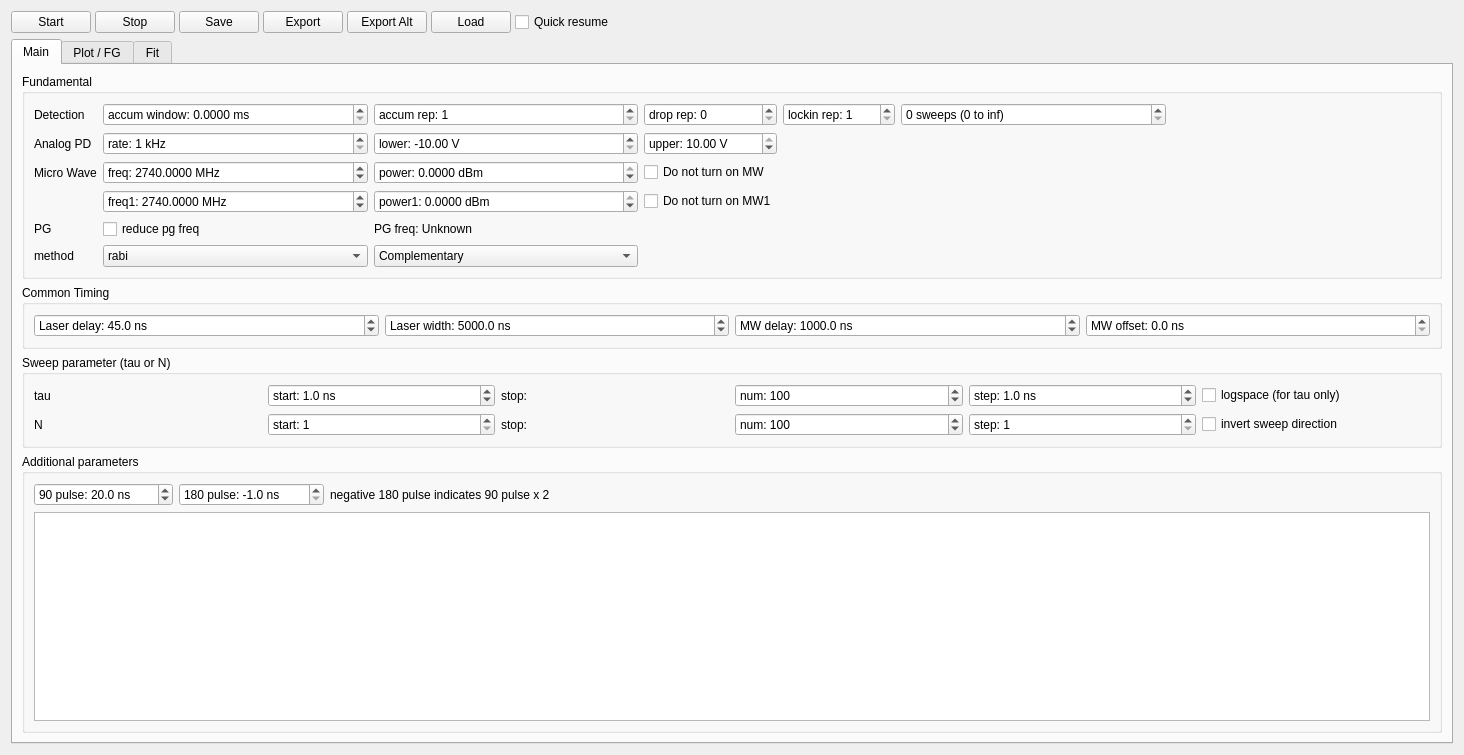
Qt form pkgs/mahos-dq/src/mahos_dq/gui/ui/spodmr.ui (ktahar/mahos) before a commit.
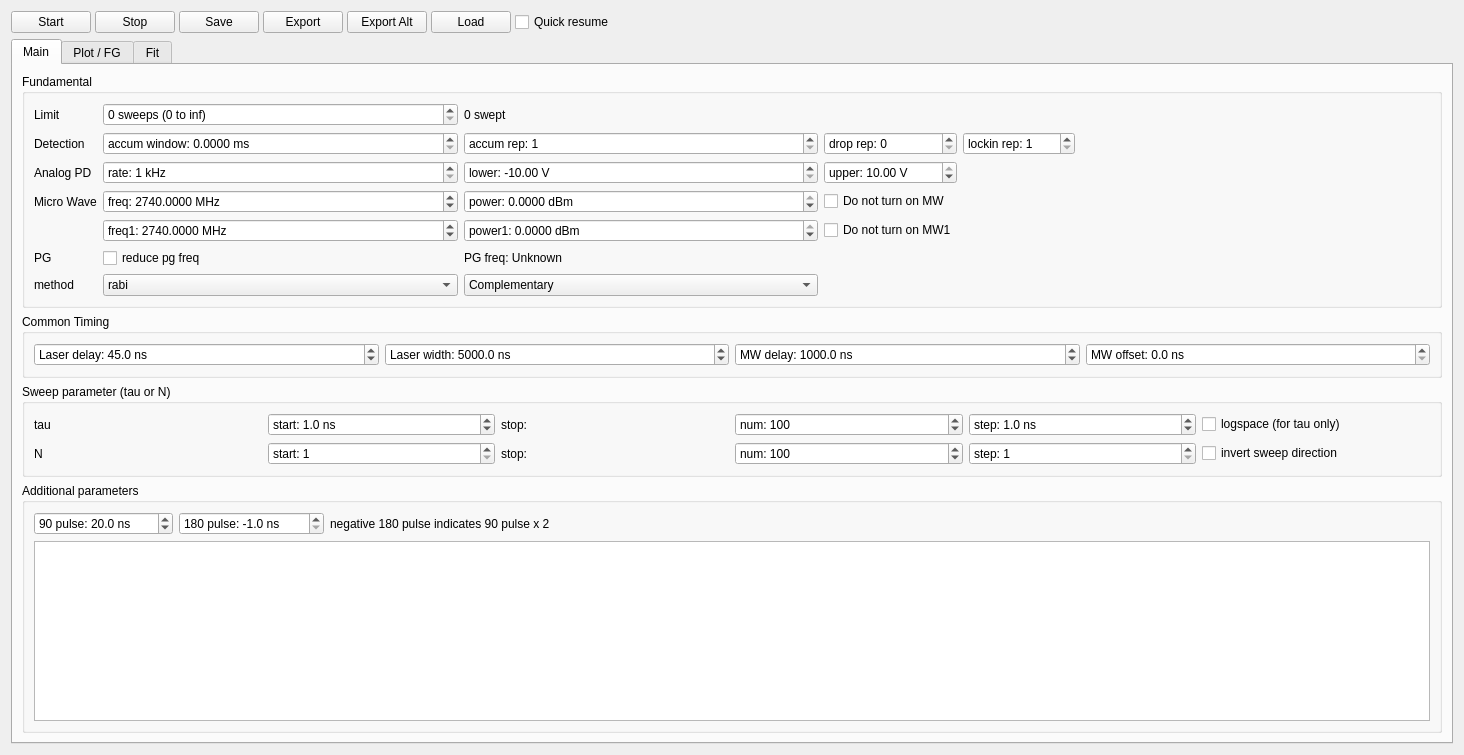
The same form after that commit. Custom widgets are drawn as their Qt base class.

Commit message: gui.spodmr: cleanup UI and add sweptLabel

What changed in the file:
```diff
--- a/pkgs/mahos-dq/src/mahos_dq/gui/ui/spodmr.ui
+++ b/pkgs/mahos-dq/src/mahos_dq/gui/ui/spodmr.ui
@@ -113,98 +113,7 @@
             <string>Fundamental</string>
            </property>
            <layout class="QGridLayout" name="gridLayout_2">
-            <item row="1" column="3">
-             <widget class="QDoubleSpinBox" name="pd_lbBox">
-              <property name="prefix">
-               <string>lower: </string>
-              </property>
-              <property name="suffix">
-               <string> V</string>
-              </property>
-              <property name="minimum">
-               <double>-10.000000000000000</double>
-              </property>
-              <property name="maximum">
-               <double>10.000000000000000</double>
-              </property>
-              <property name="value">
-               <double>-10.000000000000000</double>
-              </property>
-             </widget>
-            </item>
-            <item row="3" column="1">
-             <widget class="QDoubleSpinBox" name="freq1Box">
-              <property name="prefix">
-               <string>freq1: </string>
-              </property>
-              <property name="suffix">
-               <string> MHz</string>
-              </property>
-              <property name="decimals">
-               <number>4</number>
-              </property>
-              <property name="maximum">
-               <double>3000.000000000000000</double>
-              </property>
-              <property name="singleStep">
-               <double>10.000000000000000</double>
-              </property>
-              <property name="value">
-               <double>2740.000000000000000</double>
-              </property>
-             </widget>
-            </item>
-            <item row="2" column="1">
-             <widget class="QDoubleSpinBox" name="freqBox">
-              <property name="sizePolicy">
-               <sizepolicy hsizetype="MinimumExpanding" vsizetype="Fixed">
-                <horstretch>0</horstretch>
-                <verstretch>0</verstretch>
-               </sizepolicy>
-              </property>
-              <property name="prefix">
-               <string>freq: </string>
-              </property>
-              <property name="suffix">
-               <string> MHz</string>
-              </property>
-              <property name="decimals">
-               <number>4</number>
-              </property>
-              <property name="minimum">
-               <double>1.000000000000000</double>
-              </property>
-              <property name="maximum">
-               <double>3000.000000000000000</double>
-              </property>
-              <property name="singleStep">
-               <double>10.000000000000000</double>
-              </property>
-              <property name="value">
-               <double>2740.000000000000000</double>
-              </property>
-             </widget>
-            </item>
-            <item row="1" column="5">
-             <widget class="QDoubleSpinBox" name="pd_ubBox">
-              <property name="prefix">
-               <string>upper: </string>
-              </property>
-              <property name="suffix">
-               <string> V</string>
-              </property>
-              <property name="minimum">
-               <double>-10.000000000000000</double>
-              </property>
-              <property name="maximum">
-               <double>10.000000000000000</double>
-              </property>
-              <property name="value">
-               <double>10.000000000000000</double>
-              </property>
-             </widget>
-            </item>
-            <item row="0" column="1">
+            <item row="1" column="1">
              <widget class="QDoubleSpinBox" name="accumwindowBox">
               <property name="prefix">
                <string>accum window: </string>
@@ -217,56 +126,7 @@
               </property>
              </widget>
             </item>
-            <item row="2" column="0">
-             <widget class="QLabel" name="label_6">
-              <property name="text">
-               <string>Micro Wave</string>
-              </property>
-             </widget>
-            </item>
-            <item row="2" column="5">
-             <widget class="QCheckBox" name="nomwBox">
-              <property name="text">
-               <string>Do not turn on MW</string>
-              </property>
-             </widget>
-            </item>
-            <item row="2" column="3">
-             <widget class="QDoubleSpinBox" name="powerBox">
-              <property name="sizePolicy">
-               <sizepolicy hsizetype="MinimumExpanding" vsizetype="Fixed">
-                <horstretch>0</horstretch>
-                <verstretch>0</verstretch>
-               </sizepolicy>
-              </property>
-              <property name="prefix">
-               <string>power: </string>
-              </property>
-              <property name="suffix">
-               <string> dBm</string>
-              </property>
-              <property name="decimals">
-               <number>4</number>
-              </property>
-              <property name="minimum">
-               <double>-65.000000000000000</double>
-              </property>
-              <property name="maximum">
-               <double>0.000000000000000</double>
-              </property>
-              <property name="value">
-               <double>0.000000000000000</double>
-              </property>
-             </widget>
-            </item>
-            <item row="0" column="0">
-             <widget class="QLabel" name="label">
-              <property name="text">
-               <string>Detection</string>
-              </property>
-             </widget>
-            </item>
-            <item row="1" column="1">
+            <item row="2" column="1">
              <widget class="QSpinBox" name="pdrateBox">
               <property name="suffix">
                <string> kHz</string>
@@ -282,39 +142,16 @@
               </property>
              </widget>
             </item>
-            <item row="5" column="1">
-             <widget class="QComboBox" name="methodBox">
-              <item>
-               <property name="text">
-                <string>rabi</string>
-               </property>
-              </item>
-             </widget>
-            </item>
-            <item row="3" column="5">
-             <widget class="QCheckBox" name="nomw1Box">
-              <property name="text">
-               <string>Do not turn on MW1</string>
+            <item row="3" column="2">
+             <widget class="QDoubleSpinBox" name="powerBox">
+              <property name="sizePolicy">
+               <sizepolicy hsizetype="MinimumExpanding" vsizetype="Fixed">
+                <horstretch>0</horstretch>
+                <verstretch>0</verstretch>
+               </sizepolicy>
               </property>
-             </widget>
-            </item>
-            <item row="0" column="9">
-             <spacer name="horizontalSpacer_10">
-              <property name="orientation">
-               <enum>Qt::Horizontal</enum>
-              </property>
-              <property name="sizeHint" stdset="0">
-               <size>
-                <width>40</width>
-                <height>20</height>
-               </size>
-              </property>
-             </spacer>
-            </item>
-            <item row="3" column="3">
-             <widget class="QDoubleSpinBox" name="power1Box">
               <property name="prefix">
-               <string>power1: </string>
+               <string>power: </string>
               </property>
               <property name="suffix">
                <string> dBm</string>
@@ -328,36 +165,80 @@
               <property name="maximum">
                <double>0.000000000000000</double>
               </property>
+              <property name="value">
+               <double>0.000000000000000</double>
+              </property>
              </widget>
             </item>
-            <item row="0" column="5">
-             <widget class="QSpinBox" name="droprepBox">
+            <item row="0" column="0">
+             <widget class="QLabel" name="label_12">
+              <property name="text">
+               <string>Limit</string>
+              </property>
+             </widget>
+            </item>
+            <item row="0" column="1">
+             <widget class="QSpinBox" name="sweepsBox">
+              <property name="enabled">
+               <bool>true</bool>
+              </property>
+              <property name="sizePolicy">
+               <sizepolicy hsizetype="MinimumExpanding" vsizetype="Fixed">
+                <horstretch>0</horstretch>
+                <verstretch>0</verstretch>
+               </sizepolicy>
+              </property>
+              <property name="suffix">
+               <string> sweeps (0 to inf)</string>
+              </property>
               <property name="prefix">
-               <string>drop rep: </string>
+               <string/>
               </property>
+              <property name="minimum">
+               <number>0</number>
+              </property>
+              <property name="maximum">
+               <number>999999999</number>
+              </property>
+              <property name="value">
+               <number>0</number>
+              </property>
              </widget>
             </item>
-            <item row="1" column="0">
-             <widget class="QLabel" name="label_3">
+            <item row="3" column="0">
+             <widget class="QLabel" name="label_6">
               <property name="text">
-               <string>Analog PD</string>
+               <string>Micro Wave</string>
               </property>
              </widget>
             </item>
-            <item row="0" column="3">
-             <widget class="QSpinBox" name="accumrepBox">
+            <item row="0" column="2">
+             <widget class="QLabel" name="sweptLabel">
+              <property name="text">
+               <string>0 swept</string>
+              </property>
+             </widget>
+            </item>
+            <item row="2" column="3">
+             <widget class="QDoubleSpinBox" name="pd_ubBox">
               <property name="prefix">
-               <string>accum rep: </string>
+               <string>upper: </string>
               </property>
+              <property name="suffix">
+               <string> V</string>
+              </property>
               <property name="minimum">
-               <number>1</number>
+               <double>-10.000000000000000</double>
               </property>
               <property name="maximum">
-               <number>1000</number>
+               <double>10.000000000000000</double>
               </property>
+              <property name="value">
+               <double>10.000000000000000</double>
+              </property>
              </widget>
             </item>
-            <item row="5" column="3">
+            <item row="6" column="2">
              <widget class="QComboBox" name="partialBox">
               <property name="sizePolicy">
                <sizepolicy hsizetype="MinimumExpanding" vsizetype="Fixed">
@@ -387,42 +268,52 @@
               </item>
              </widget>
             </item>
-            <item row="5" column="0">
+            <item row="5" column="2">
+             <widget class="QLabel" name="pgfreqLabel">
+              <property name="text">
+               <string>PG freq: Unknown</string>
+              </property>
+             </widget>
+            </item>
+            <item row="6" column="0">
              <widget class="QLabel" name="label_5">
               <property name="text">
                <string>method</string>
               </property>
              </widget>
             </item>
-            <item row="0" column="8">
-             <widget class="QSpinBox" name="sweepsBox">
-              <property name="enabled">
-               <bool>true</bool>
-              </property>
+            <item row="3" column="1">
+             <widget class="QDoubleSpinBox" name="freqBox">
               <property name="sizePolicy">
                <sizepolicy hsizetype="MinimumExpanding" vsizetype="Fixed">
                 <horstretch>0</horstretch>
                 <verstretch>0</verstretch>
                </sizepolicy>
               </property>
-              <property name="suffix">
-               <string> sweeps (0 to inf)</string>
-              </property>
               <property name="prefix">
-               <string/>
+               <string>freq: </string>
+              </property>
+              <property name="suffix">
+               <string> MHz</string>
+              </property>
+              <property name="decimals">
+               <number>4</number>
               </property>
               <property name="minimum">
-               <number>0</number>
+               <double>1.000000000000000</double>
               </property>
               <property name="maximum">
-               <number>999999999</number>
+               <double>3000.000000000000000</double>
+              </property>
+              <property name="singleStep">
+               <double>10.000000000000000</double>
               </property>
               <property name="value">
-               <number>0</number>
+               <double>2740.000000000000000</double>
               </property>
              </widget>
             </item>
-            <item row="0" column="7">
+            <item row="1" column="4">
              <widget class="QSpinBox" name="lockinrepBox">
               <property name="prefix">
                <string>lockin rep: </string>
@@ -435,27 +326,150 @@
               </property>
              </widget>
             </item>
+            <item row="6" column="1">
+             <widget class="QComboBox" name="methodBox">
+              <item>
+               <property name="text">
+                <string>rabi</string>
+               </property>
+              </item>
+             </widget>
+            </item>
+            <item row="4" column="3">
+             <widget class="QCheckBox" name="nomw1Box">
+              <property name="text">
+               <string>Do not turn on MW1</string>
+              </property>
+             </widget>
+            </item>
             <item row="4" column="1">
-             <widget class="QCheckBox" name="reduceBox">
+             <widget class="QDoubleSpinBox" name="freq1Box">
+              <property name="prefix">
+               <string>freq1: </string>
+              </property>
+              <property name="suffix">
+               <string> MHz</string>
+              </property>
+              <property name="decimals">
+               <number>4</number>
+              </property>
+              <property name="maximum">
+               <double>3000.000000000000000</double>
+              </property>
+              <property name="singleStep">
+               <double>10.000000000000000</double>
+              </property>
+              <property name="value">
+               <double>2740.000000000000000</double>
+              </property>
+             </widget>
+            </item>
+            <item row="1" column="0">
+             <widget class="QLabel" name="label">
               <property name="text">
-               <string>reduce pg freq</string>
+               <string>Detection</string>
               </property>
              </widget>
             </item>
-            <item row="4" column="0">
+            <item row="4" column="2">
+             <widget class="QDoubleSpinBox" name="power1Box">
+              <property name="prefix">
+               <string>power1: </string>
+              </property>
+              <property name="suffix">
+               <string> dBm</string>
+              </property>
+              <property name="decimals">
+               <number>4</number>
+              </property>
+              <property name="minimum">
+               <double>-65.000000000000000</double>
+              </property>
+              <property name="maximum">
+               <double>0.000000000000000</double>
+              </property>
+             </widget>
+            </item>
+            <item row="3" column="3">
+             <widget class="QCheckBox" name="nomwBox">
+              <property name="text">
+               <string>Do not turn on MW</string>
+              </property>
+             </widget>
+            </item>
+            <item row="2" column="0">
+             <widget class="QLabel" name="label_3">
+              <property name="text">
+               <string>Analog PD</string>
+              </property>
+             </widget>
+            </item>
+            <item row="5" column="0">
              <widget class="QLabel" name="label_10">
               <property name="text">
                <string>PG</string>
               </property>
              </widget>
             </item>
-            <item row="4" column="3">
-             <widget class="QLabel" name="pgfreqLabel">
+            <item row="5" column="1">
+             <widget class="QCheckBox" name="reduceBox">
               <property name="text">
-               <string>PG freq: Unknown</string>
+               <string>reduce pg freq</string>
               </property>
              </widget>
             </item>
+            <item row="1" column="3">
+             <widget class="QSpinBox" name="droprepBox">
+              <property name="prefix">
+               <string>drop rep: </string>
+              </property>
+             </widget>
+            </item>
+            <item row="2" column="2">
+             <widget class="QDoubleSpinBox" name="pd_lbBox">
+              <property name="prefix">
+               <string>lower: </string>
+              </property>
+              <property name="suffix">
+               <string> V</string>
+              </property>
+              <property name="minimum">
+               <double>-10.000000000000000</double>
+              </property>
+              <property name="maximum">
+               <double>10.000000000000000</double>
+              </property>
+              <property name="value">
+               <double>-10.000000000000000</double>
+              </property>
+             </widget>
+            </item>
+            <item row="1" column="2">
+             <widget class="QSpinBox" name="accumrepBox">
+              <property name="prefix">
+               <string>accum rep: </string>
+              </property>
+              <property name="minimum">
+               <number>1</number>
+              </property>
+              <property name="maximum">
+               <number>1000</number>
+              </property>
+             </widget>
+            </item>
+            <item row="1" column="5">
+             <spacer name="horizontalSpacer_10">
+              <property name="orientation">
+               <enum>Qt::Horizontal</enum>
+              </property>
+              <property name="sizeHint" stdset="0">
+               <size>
+                <width>40</width>
+                <height>20</height>
+               </size>
+              </property>
+             </spacer>
+            </item>
            </layout>
           </widget>
          </item>
@@ -465,7 +479,29 @@
             <string>Common Timing</string>
            </property>
            <layout class="QGridLayout" name="gridLayout_6">
-            <item row="1" column="0">
+            <item row="0" column="3">
+             <widget class="QDoubleSpinBox" name="moffsetBox">
+              <property name="toolTip">
+               <string>Local (per unit pattern) offset for all MW channels</string>
+              </property>
+              <property name="prefix">
+               <string>MW offset: </string>
+              </property>
+              <property name="suffix">
+               <string> ns</string>
+              </property>
+              <property name="decimals">
+               <number>1</number>
+              </property>
+              <property name="maximum">
+               <double>999999999.000000000000000</double>
+              </property>
+              <property name="singleStep">
+               <double>0.500000000000000</double>
+              </property>
+             </widget>
+            </item>
+            <item row="0" column="0">
              <widget class="QDoubleSpinBox" name="ldelayBox">
               <property name="toolTip">
                <string>Delay between MW pattern end and laser pulse start</string>
@@ -490,7 +526,7 @@
               </property>
              </widget>
             </item>
-            <item row="1" column="2">
+            <item row="0" column="2">
              <widget class="QDoubleSpinBox" name="mdelayBox">
               <property name="toolTip">
                <string>Delay between laser pulse end and MW pattern start</string>
@@ -515,7 +551,7 @@
               </property>
              </widget>
             </item>
-            <item row="1" column="1">
+            <item row="0" column="1">
              <widget class="QDoubleSpinBox" name="lwidthBox">
               <property name="prefix">
                <string>Laser width: </string>
@@ -537,28 +573,6 @@
               </property>
              </widget>
             </item>
-            <item row="1" column="3">
-             <widget class="QDoubleSpinBox" name="moffsetBox">
-              <property name="toolTip">
-               <string>Local (per unit pattern) offset for all MW channels</string>
-              </property>
-              <property name="prefix">
-               <string>MW offset: </string>
-              </property>
-              <property name="suffix">
-               <string> ns</string>
-              </property>
-              <property name="decimals">
-               <number>1</number>
-              </property>
-              <property name="maximum">
-               <double>999999999.000000000000000</double>
-              </property>
-              <property name="singleStep">
-               <double>0.500000000000000</double>
-              </property>
-             </widget>
-            </item>
            </layout>
           </widget>
          </item>
```
Left out of the diff: 180 changed lines with no effect on the pictures. The commit also changes 2 other files.
